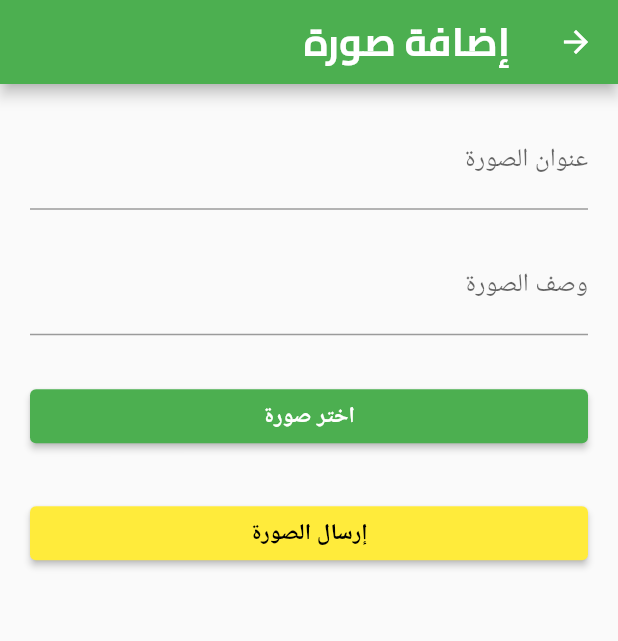
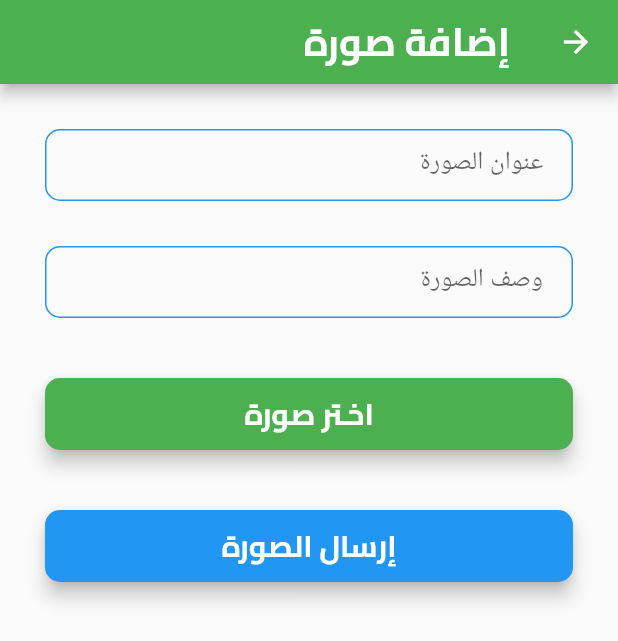
Before and after one commit to Taib-Ali-Alameri/ibb_university_images, a Flutter app: the AddPhoto screen opened directly, on a phone screen of 412 x 824 dp. Shown: the top 641 px of the screen. Run offline on Flutter 3.47's test engine with Material 2 defaults, Android fonts, the phone set to English and light mode, and no system bars; our stand-ins replace fluttertoast, image_picker.

Commit message:
Edit AddPhoto page style

```diff
--- a/lib/pages/add_photo.dart
+++ b/lib/pages/add_photo.dart
@@ -2,6 +2,8 @@ import 'dart:io';
 import 'package:flutter/material.dart';
 import 'package:fluttertoast/fluttertoast.dart';
 import 'package:ibb_university_images/main.dart';
+import 'package:ibb_university_images/widgets/my_button.dart';
+import 'package:ibb_university_images/widgets/my_textfield.dart';
 import 'package:provider/provider.dart';
 import 'package:image_picker/image_picker.dart';
 
@@ -22,28 +24,24 @@ class _AddPhotoState extends State<AddPhoto> {
     return Scaffold(
       appBar: AppBar(title: const Text('إضافة صورة')),
       body: Container(
-        padding: EdgeInsets.all(20),
+        padding: EdgeInsets.symmetric(horizontal: 30),
         child: ListView(children: [
-          TextField(
-            decoration: const InputDecoration(
-                labelText: "عنوان الصورة", hintText: "اكتب عنوان للصورة"),
-            controller: titleController,
+          const SizedBox(height: 30),
+          MyTextField(
+            label: "عنوان الصورة",
+            hint: "اكتب عنوان للصورة",
           ),
-          const SizedBox(height: 20),
-          TextField(
-            decoration: const InputDecoration(
-                labelText: "وصف الصورة", hintText: "اكتب وصف للصورة"),
-            controller: descriptionController,
+          const SizedBox(height: 30),
+          MyTextField(
+            label: "وصف الصورة",
+            hint: "اكتب وصف للصورة",
           ),
           const SizedBox(height: 30),
           Container(
             width: double.infinity,
-            child: ElevatedButton(
-              style: ElevatedButton.styleFrom(
-                primary: Theme.of(context).primaryColor,
-                onPrimary: Colors.white,
-              ),
-              child: const Text("اختر صورة"),
+            child: MyButton(
+              color: Colors.green,
+              title: "اخـتر صورة",
               onPressed: () {
                 var ad = AlertDialog(
                   title: Text(
@@ -117,14 +115,16 @@ class _AddPhotoState extends State<AddPhoto> {
               },
             ),
           ),
-          SizedBox(height: 30),
+          SizedBox(height: 20),
           Consumer(
-            builder: (context, value, child) => ElevatedButton(
-                style: ElevatedButton.styleFrom(
-                  primary: Colors.yellow,
-                  onPrimary: Colors.black,
-                ),
-                child: const Text("إرسال الصورة"),
+            builder: (context, value, child) => MyButton(
+                // style: ElevatedButton.styleFrom(
+                //   primary: Colors.yellow,
+                //   onPrimary: Colors.black,
+                // ),
+                // child: const Text("إرسال الصورة"),
+                color: Colors.blue,
+                title: "إرسال الصورة",
                 onPressed: () async {
                   try {
                     try {
--- /dev/null
+++ b/lib/widgets/my_button.dart
@@ -0,0 +1,33 @@
+import 'package:flutter/material.dart';
+
+class MyButton extends StatelessWidget {
+  const MyButton(
+      {required this.color, required this.title, required this.onPressed});
+  final Color color;
+  final String title;
+  final VoidCallback onPressed;
+  @override
+  Widget build(BuildContext context) {
+    return Padding(
+      padding: const EdgeInsets.symmetric(vertical: 10.0),
+      child: Material(
+        elevation: 5,
+        color: color,
+        borderRadius: BorderRadius.circular(10),
+        child: MaterialButton(
+          onPressed: onPressed,
+          minWidth: 200,
+          height: 42,
+          child: Text(
+            title,
+            style: TextStyle(
+              fontFamily: "Cairo",
+              fontSize: 20,
+              color: Colors.white,
+            ),
+          ),
+        ),
+      ),
+    );
+  }
+}
--- /dev/null
+++ b/lib/widgets/my_textfield.dart
@@ -0,0 +1,46 @@
+// ignore_for_file: prefer_const_constructors
+
+import 'package:flutter/material.dart';
+
+class MyTextField extends StatelessWidget {
+  const MyTextField({required this.label, required this.hint});
+
+  final String label;
+  final String hint;
+
+  @override
+  Widget build(BuildContext context) {
+    return TextField(
+      textAlign: TextAlign.center,
+      onChanged: (value) {},
+      decoration: InputDecoration(
+        hintText: hint,
+        labelText: label,
+        contentPadding: EdgeInsets.symmetric(horizontal: 20, vertical: 10),
+        border: OutlineInputBorder(
+          borderRadius: BorderRadius.all(
+            Radius.circular(10),
+          ),
+        ),
+        enabledBorder: OutlineInputBorder(
+          borderSide: BorderSide(
+            color: Colors.blue,
+            width: 1,
+          ),
+          borderRadius: BorderRadius.all(
+            Radius.circular(10),
+          ),
+        ),
+        focusedBorder: OutlineInputBorder(
+          borderSide: BorderSide(
+            color: Colors.green,
+            width: 2,
+          ),
+          borderRadius: BorderRadius.all(
+            Radius.circular(10),
+          ),
+        ),
+      ),
+    );
+  }
+}
```
